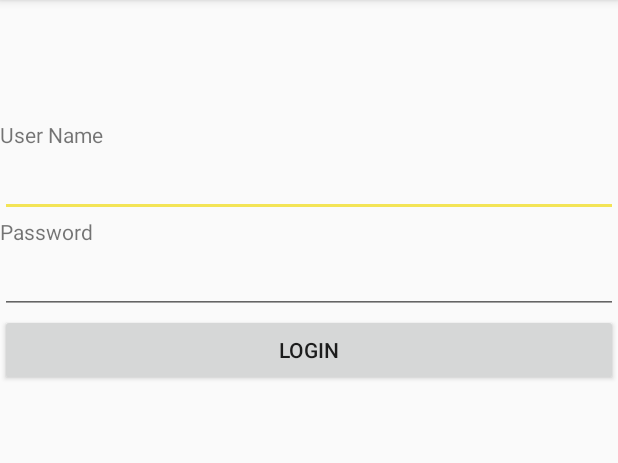
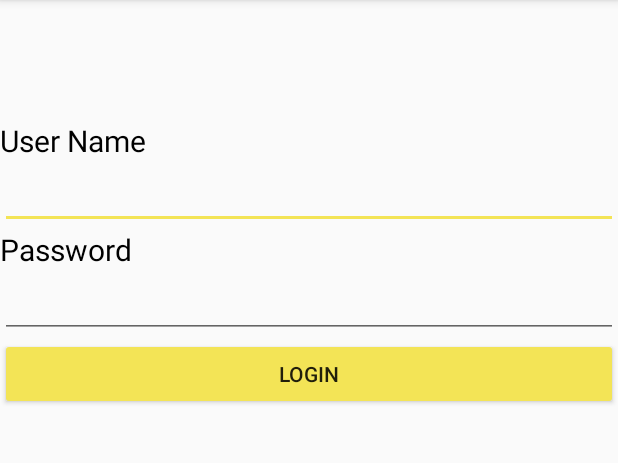
Before and after one commit to Triordan1/FinalProject5, an Android app: the screen it shows after launch (LoginActivity), after a tap on "LOGIN", on a phone screen of 412 x 824 dp, the part 84-547 px from its top. Run offline under Robolectric (Android 15) with nearby library versions, the light colour scheme and no system bars; our stand-ins replace Room's generated code.

Commit message:
fixed design

```diff
--- a/app/src/main/java/com/example/finalproject5/MainActivity.java
+++ b/app/src/main/java/com/example/finalproject5/MainActivity.java
@@ -5,6 +5,7 @@ import android.os.Bundle;
 import android.util.Log;
 import android.view.View;
 import android.widget.Button;
+import android.widget.TextView;
 
 import androidx.appcompat.app.AppCompatActivity;
 
@@ -29,11 +30,15 @@ public class MainActivity extends AppCompatActivity {
     CategoryDao catObj;
     EnrollmentDao enrollObj;
 
+    TextView tvMain;
+
     @Override
     protected void onCreate(Bundle savedInstanceState) {
         Log.d("MainActivity","onCreate called");
         super.onCreate(savedInstanceState);
         setContentView(R.layout.activity_main);
+
+        tvMain = findViewById(R.id.welcome);
 
 
         ///// Testing /////
--- a/app/src/main/java/com/example/finalproject5/Model/Category/CategoryDao.java
+++ b/app/src/main/java/com/example/finalproject5/Model/Category/CategoryDao.java
@@ -34,4 +34,7 @@ public interface CategoryDao {
 
     @Query("DELETE FROM " + AppDatabase.CATEGORY_TABLE + " WHERE username = :username AND courseID = :courseID")
     void deleteFromSwipe(String username, String courseID);
+
+    @Query("SELECT * FROM " + AppDatabase.CATEGORY_TABLE + " WHERE title = :name")
+    Category getCategoryByName(String name);
 }
--- a/app/src/main/res/layout-v26/activity_create_account_info.xml
+++ b/app/src/main/res/layout-v26/activity_create_account_info.xml
@@ -11,6 +11,7 @@
         android:layout_width="wrap_content"
         android:layout_height="wrap_content"
         android:layout_marginBottom="144dp"
+        android:backgroundTint="@color/colorAccent"
         android:text="@string/register"
         app:layout_constraintBottom_toBottomOf="parent"
         app:layout_constraintEnd_toEndOf="parent"
--- a/app/src/main/res/layout/activity_assignment_details.xml
+++ b/app/src/main/res/layout/activity_assignment_details.xml
@@ -134,6 +134,7 @@
         android:layout_marginStart="48dp"
         android:layout_marginTop="50dp"
         android:layout_marginBottom="152dp"
+        android:backgroundTint="@color/colorAccent"
         android:text="Edit"
         app:layout_constraintBottom_toBottomOf="parent"
         app:layout_constraintStart_toStartOf="parent"
@@ -146,6 +147,7 @@
         android:layout_marginStart="88dp"
         android:layout_marginTop="50dp"
         android:layout_marginBottom="152dp"
+        android:backgroundTint="@android:color/holo_red_light"
         android:text="Delete"
         app:layout_constraintBottom_toBottomOf="parent"
         app:layout_constraintEnd_toEndOf="parent"
--- a/app/src/main/res/layout/activity_create__assignment.xml
+++ b/app/src/main/res/layout/activity_create__assignment.xml
@@ -13,6 +13,7 @@
         android:layout_marginStart="127dp"
         android:layout_marginTop="82dp"
         android:layout_marginEnd="127dp"
+        android:backgroundTint="@color/colorAccent"
         android:text="@string/create_Class"
         app:layout_constraintEnd_toEndOf="parent"
         app:layout_constraintStart_toStartOf="parent"
@@ -25,6 +26,7 @@
         android:layout_marginStart="127dp"
         android:layout_marginTop="17dp"
         android:layout_marginEnd="127dp"
+        android:backgroundTint="@android:color/holo_red_light"
         android:text="@string/cancel"
         app:layout_constraintEnd_toEndOf="parent"
         app:layout_constraintStart_toStartOf="parent"
--- a/app/src/main/res/layout/activity_edit_user.xml
+++ b/app/src/main/res/layout/activity_edit_user.xml
@@ -72,6 +72,7 @@
         android:layout_marginEnd="249dp"
         android:layout_marginBottom="15dp"
         android:text="@string/lastname"
+        android:textColor="@color/black"
         app:layout_constraintBottom_toTopOf="@+id/editTextLastname"
         app:layout_constraintEnd_toEndOf="parent"
         app:layout_constraintStart_toStartOf="parent"
@@ -86,6 +87,7 @@
         android:layout_marginEnd="249dp"
         android:layout_marginBottom="15dp"
         android:text="@string/usernameView"
+        android:textColor="@color/black"
         app:layout_constraintBottom_toTopOf="@+id/editTextUsername"
         app:layout_constraintEnd_toEndOf="parent"
         app:layout_constraintHorizontal_bias="0.0"
@@ -101,6 +103,7 @@
         android:layout_marginEnd="249dp"
         android:layout_marginBottom="15dp"
         android:text="@string/passwordView"
+        android:textColor="@color/black"
         app:layout_constraintBottom_toTopOf="@+id/editTextPassword"
         app:layout_constraintEnd_toEndOf="parent"
         app:layout_constraintHorizontal_bias="1.0"
@@ -133,6 +136,7 @@
         android:layout_marginEnd="248dp"
         android:layout_marginBottom="15dp"
         android:text="@string/firstname"
+        android:textColor="@color/black"
         app:layout_constraintBottom_toTopOf="@+id/editTextFirstname"
         app:layout_constraintEnd_toEndOf="parent"
         app:layout_constraintHorizontal_bias="0.0"
@@ -147,6 +151,7 @@
         android:layout_marginBottom="15dp"
         android:text="@string/editProfile"
         android:textAppearance="@style/TextAppearance.AppCompat.Display1"
+        android:textColor="@color/black"
         android:textStyle="bold"
         app:layout_constraintBottom_toTopOf="@+id/textViewFirstname"
         app:layout_constraintEnd_toEndOf="parent"
@@ -159,6 +164,7 @@
         android:layout_height="wrap_content"
         android:layout_marginTop="25dp"
         android:layout_marginBottom="87dp"
+        android:backgroundTint="@color/colorAccent"
         android:text="@string/buttonUpdate"
         app:layout_constraintBottom_toBottomOf="parent"
         app:layout_constraintEnd_toEndOf="parent"
--- a/app/src/main/res/layout/activity_login.xml
+++ b/app/src/main/res/layout/activity_login.xml
@@ -15,7 +15,9 @@
     <TextView
         android:layout_width="match_parent"
         android:layout_height="wrap_content"
-        android:text="@string/username" />
+        android:text="@string/username"
+        android:textColor="@color/black"
+        android:textSize="20sp" />
 
     <EditText
         android:layout_width="match_parent"
@@ -25,7 +27,9 @@
     <TextView
         android:layout_width="match_parent"
         android:layout_height="wrap_content"
-        android:text="@string/password" />
+        android:text="@string/password"
+        android:textColor="@color/black"
+        android:textSize="20sp" />
 
     <EditText
         android:layout_width="match_parent"
@@ -34,9 +38,10 @@
         android:id="@+id/password" />
 
     <Button
+        android:id="@+id/login"
         android:layout_width="match_parent"
         android:layout_height="wrap_content"
-        android:text="@string/login"
-        android:id="@+id/login" />
+        android:backgroundTint="@color/colorAccent"
+        android:text="@string/login" />
 
 </LinearLayout>
--- a/app/src/main/res/layout/activity_main.xml
+++ b/app/src/main/res/layout/activity_main.xml
@@ -11,6 +11,7 @@
         android:layout_width="match_parent"
         android:layout_height="wrap_content"
         android:layout_marginBottom="26dp"
+        android:backgroundTint="@color/colorAccent"
         android:text="@string/login"
         app:layout_constraintBottom_toTopOf="@+id/create_account"
         app:layout_constraintEnd_toEndOf="parent"
@@ -23,6 +24,7 @@
         android:layout_width="0dp"
         android:layout_height="wrap_content"
         android:layout_marginBottom="267dp"
+        android:backgroundTint="@color/colorAccent"
         android:text="@string/CreateAccount"
         app:layout_constraintBottom_toBottomOf="parent"
         app:layout_constraintEnd_toEndOf="parent"
@@ -31,8 +33,8 @@
 
     <TextView
         android:id="@+id/welcome"
-        android:layout_width="312dp"
-        android:layout_height="0dp"
+        android:layout_width="246dp"
+        android:layout_height="82dp"
         android:layout_marginTop="83dp"
         android:layout_marginBottom="128dp"
         android:text="@string/WelcomeMsg"
--- a/app/src/main/res/layout/content_create__class.xml
+++ b/app/src/main/res/layout/content_create__class.xml
@@ -103,6 +103,7 @@
         android:layout_marginStart="16dp"
         android:layout_marginTop="50dp"
         android:layout_marginEnd="16dp"
+        android:backgroundTint="@color/colorAccent"
         android:text="@string/create_class"
         app:layout_constraintEnd_toEndOf="parent"
         app:layout_constraintStart_toStartOf="parent"
@@ -115,6 +116,7 @@
         android:layout_marginStart="16dp"
         android:layout_marginTop="16dp"
         android:layout_marginEnd="16dp"
+        android:backgroundTint="@android:color/holo_red_light"
         android:text="@string/cancel"
         app:layout_constraintEnd_toEndOf="parent"
         app:layout_constraintStart_toStartOf="parent"
--- a/app/src/main/res/values/strings.xml
+++ b/app/src/main/res/values/strings.xml
@@ -13,7 +13,7 @@
     <string name="password">Password</string>
     <string name="login">Login</string>
     <string name="CreateAccount">Create Account</string>
-    <string name="WelcomeMsg">Select an option human</string>
+    <string name="WelcomeMsg">Welcome to Grade Checker!</string>
     <string name="create">Create Account</string>
     <string name="title_activity_course_view">CourseView</string>
     <string name="successlogin">login was successful press okay to continue</string>
```
Also changed, not shown: app/src/main/java/com/example/finalproject5/Create_Assignment.java (+7 -2 lines), app/src/main/java/com/example/finalproject5/View/AssignmentDetails.java (+1 -11 lines).
